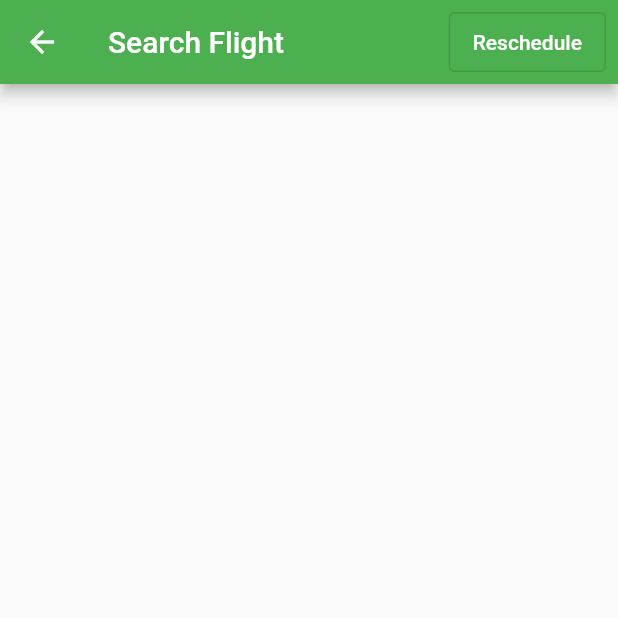
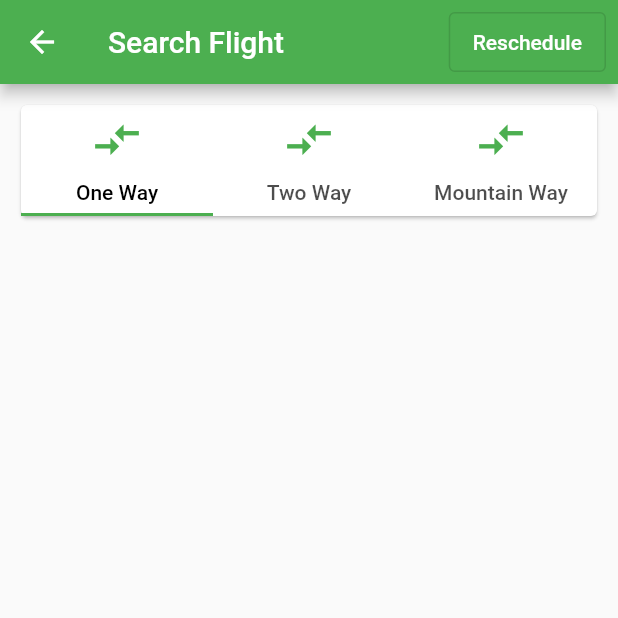
Before and after one commit to rajbahakdanyu/Khanepani_flutter, a Flutter app: the Airline screen opened by its route, on a phone screen of 412 x 824 dp, the top half of it. Run offline on Flutter 3.47's test engine with Material 2 defaults, Android fonts, the phone set to English and light mode, and no system bars.

Commit message:
Added flight card widget

```diff
--- a/lib/pages/airline_page.dart
+++ b/lib/pages/airline_page.dart
@@ -1,4 +1,5 @@
 import 'package:flutter/material.dart';
+import 'package:khanepani/widgets/flight_card_widget.dart';
 
 class Airline extends StatefulWidget {
   const Airline({Key? key}) : super(key: key);
@@ -27,6 +28,14 @@ class _AirlineState extends State<Airline> {
           ),
         ],
       ),
+      body: DefaultTabController(
+        length: 3,
+        child: Column(
+          children: [
+            FlightCardWidget(),
+          ],
+        ),
+      ),
     );
   }
 }
--- /dev/null
+++ b/lib/widgets/flight_card_widget.dart
@@ -0,0 +1,41 @@
+import 'package:flutter/material.dart';
+
+class FlightCardWidget extends StatelessWidget {
+  @override
+  Widget build(BuildContext context) {
+    return Padding(
+      padding: const EdgeInsets.all(10.0),
+      child: Card(
+        child: TabBar(
+          labelColor: Colors.black,
+          tabs: [
+            Tab(
+              icon: Icon(
+                Icons.compare_arrows,
+                color: Colors.green,
+                size: 35,
+              ),
+              text: 'One Way',
+            ),
+            Tab(
+              icon: Icon(
+                Icons.compare_arrows,
+                color: Colors.green,
+                size: 35,
+              ),
+              text: 'Two Way',
+            ),
+            Tab(
+              icon: Icon(
+                Icons.compare_arrows,
+                color: Colors.green,
+                size: 35,
+              ),
+              text: 'Mountain Way',
+            ),
+          ],
+        ),
+      ),
+    );
+  }
+}
```
Also changed, not shown: lib/main.dart (+3 -4 lines).
